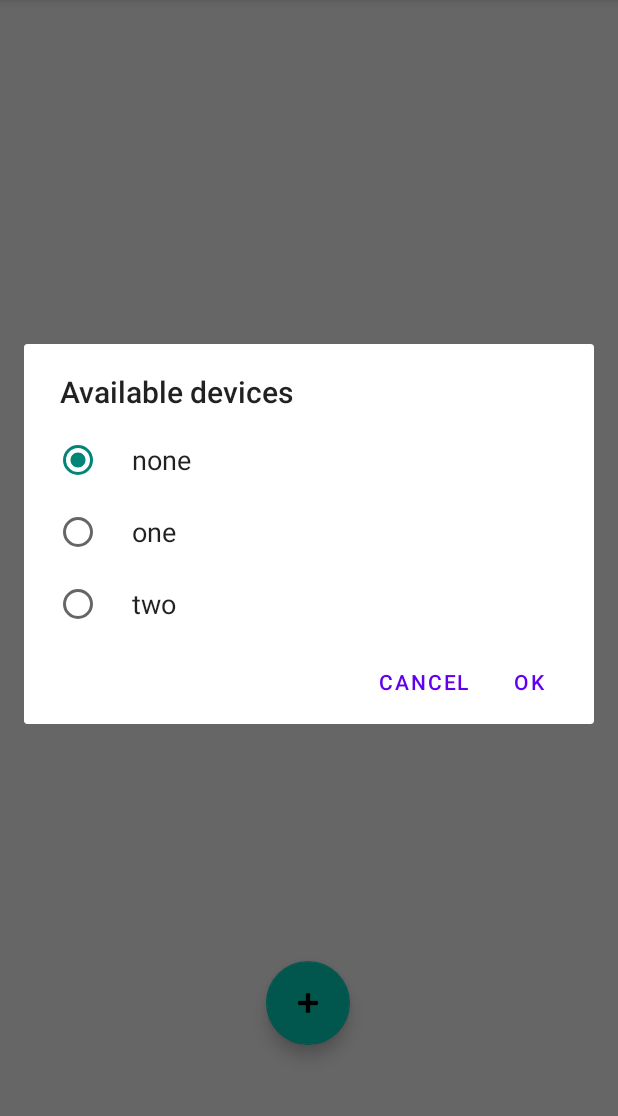
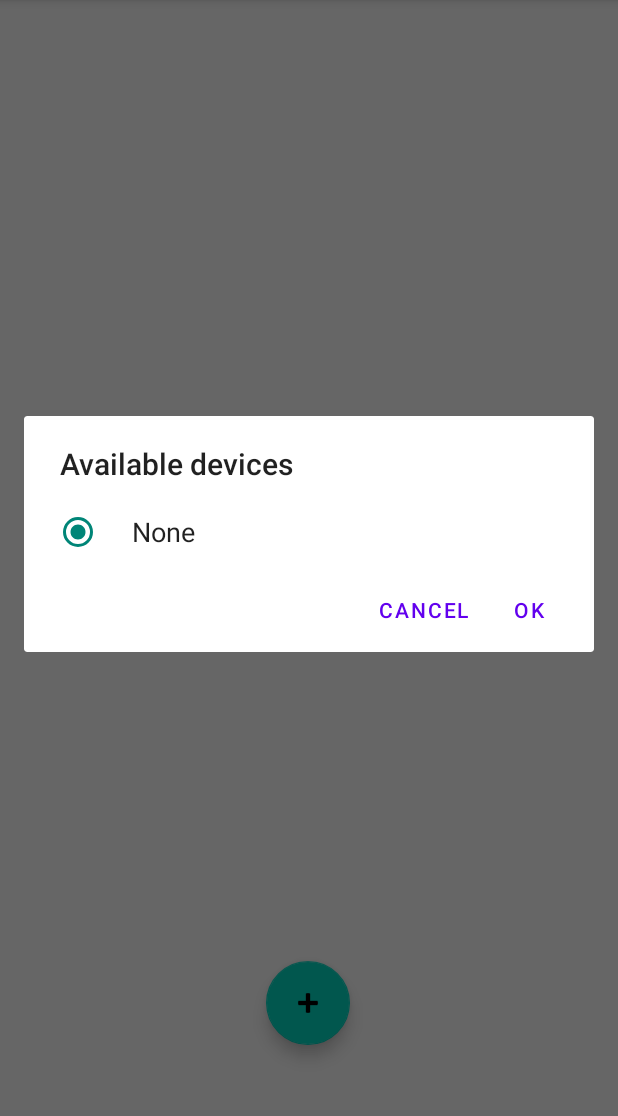
Before and after one commit to PrzemyslawSalek/remote_controller, an Android app: the screen it shows after launch (MainActivity), after a tap on "Bluetooth", on a phone screen of 412 x 824 dp, the part 84-1200 px from its top. Run offline under Robolectric (Android 15) with nearby library versions, the phone set to English and light mode, and no system bars; our stand-ins replace navigation-ui; libraries missing offline, so code that uses them is left out: com.j256.ormlite; 2 statements that could not run were skipped.

Commit message:
Bluetooth pairedDevices

```diff
--- a/app/app/src/main/AndroidManifest.xml
+++ b/app/app/src/main/AndroidManifest.xml
@@ -1,6 +1,8 @@
 <?xml version="1.0" encoding="utf-8"?>
 <manifest xmlns:android="http://schemas.android.com/apk/res/android"
     package="com.app.remote_controller_app">
+
+    <uses-permission android:name="android.permission.BLUETOOTH" />
 
     <application
         android:allowBackup="true"
--- a/app/app/src/main/java/com/app/remote_controller_app/MainActivity.java
+++ b/app/app/src/main/java/com/app/remote_controller_app/MainActivity.java
@@ -1,6 +1,8 @@
 package com.app.remote_controller_app;
 
 import android.app.AlertDialog;
+import android.bluetooth.BluetoothAdapter;
+import android.bluetooth.BluetoothDevice;
 import android.content.DialogInterface;
 import android.content.SharedPreferences;
 import android.content.res.Configuration;
@@ -12,19 +14,16 @@ import android.util.Log;
 import android.view.Menu;
 import android.view.MenuItem;
 import android.view.Window;
-import android.widget.Toast;
 
 import androidx.appcompat.app.AppCompatActivity;
 import androidx.appcompat.widget.Toolbar;
 import androidx.navigation.NavController;
 import androidx.navigation.Navigation;
-import androidx.navigation.fragment.NavHostFragment;
 import androidx.navigation.ui.NavigationUI;
 import android.preference.PreferenceManager;
 
 import com.app.remote_controller_app.database.DatabaseHelper;
 import com.app.remote_controller_app.database.SerializedControllers;
-import com.app.remote_controller_app.fragments.Opening;
 import com.j256.ormlite.dao.Dao;
 
 import java.lang.reflect.Method;
@@ -32,13 +31,13 @@ import java.sql.SQLException;
 import java.util.ArrayList;
 import java.util.List;
 import java.util.Locale;
+import java.util.Set;
 
 
 public class MainActivity extends AppCompatActivity {
 
     DatabaseHelper db;
     Controller currentSelectedController;
-    String[] devices = {"none", "one", "two"};
     int checkedDevice = 0;
 
     @Override
@@ -90,39 +89,6 @@ public class MainActivity extends AppCompatActivity {
         return true;
     }
 
-    /* Akcje wykonywane po wybraniu odpowiedniego elementu z menu */
-    @Override
-    public boolean onOptionsItemSelected(MenuItem item) {
-        switch (item.getItemId()) {
-            case R.id.bluetooth:
-                AlertDialog.Builder builder = new AlertDialog.Builder(this);
-                builder.setTitle(getString(R.string.label_availableDevices));
-                builder.setSingleChoiceItems(devices, checkedDevice, listenerDeviceChoice);
-                builder.setPositiveButton("OK", listenerDeviceOkButton);
-                builder.setNegativeButton("Cancel", null);
-                AlertDialog dialog = builder.create();
-                dialog.show();
-                return true;
-            case R.id.settingsFragment:
-                NavController navController = Navigation.findNavController(this, R.id.nav_host_fragment);
-                return NavigationUI.onNavDestinationSelected(item, navController) || super.onOptionsItemSelected(item);
-        }
-        return super.onOptionsItemSelected(item);
-    }
-
-    DialogInterface.OnClickListener listenerDeviceChoice= new DialogInterface.OnClickListener() {
-        @Override
-        public void onClick(DialogInterface dialog, int which) {
-        }
-    };
-
-    DialogInterface.OnClickListener listenerDeviceOkButton= new DialogInterface.OnClickListener() {
-        @Override
-        public void onClick(DialogInterface dialog, int which) {
-
-        }
-    };
-
     /* Gdy menu jest otwarte... Wyświetla ikony obok elementów z listy */
     @Override
     public boolean onMenuOpened(int featureId, Menu menu) {
@@ -141,6 +107,53 @@ public class MainActivity extends AppCompatActivity {
         }
         return super.onMenuOpened(featureId, menu);
     }
+
+    /* Akcje wykonywane po wybraniu odpowiedniego elementu z menu */
+    @Override
+    public boolean onOptionsItemSelected(MenuItem item) {
+        switch (item.getItemId()) {
+            case R.id.bluetooth:
+                AlertDialog.Builder builder = new AlertDialog.Builder(this);
+                builder.setTitle(getString(R.string.label_availableDevices));
+                builder.setSingleChoiceItems(getDevicesList(), checkedDevice, listenerDeviceChoice);
+                builder.setPositiveButton(getString(R.string.action_ok), listenerDeviceOkButton);
+                builder.setNegativeButton(getString(R.string.action_cancel), null);
+                AlertDialog dialog = builder.create();
+                dialog.show();
+                return true;
+            case R.id.settingsFragment:
+                NavController navController = Navigation.findNavController(this, R.id.nav_host_fragment);
+                return NavigationUI.onNavDestinationSelected(item, navController) || super.onOptionsItemSelected(item);
+        }
+        return super.onOptionsItemSelected(item);
+    }
+
+    /* Metoda zwracająca tablice sparowanych urządzeń */
+    private String[] getDevicesList() {
+        BluetoothAdapter mBluetoothAdapter = BluetoothAdapter.getDefaultAdapter();
+        Set<BluetoothDevice> pairedDevices = mBluetoothAdapter.getBondedDevices();
+
+        List<String> devicesList = new ArrayList<String>();
+        devicesList.add(getString(R.string.label_none));
+        for(BluetoothDevice bt : pairedDevices)
+            devicesList.add(bt.getName());
+        return devicesList.toArray(new String[devicesList.size()]);
+    }
+
+    /* Co się dzieje gdy wybierzesz opcje z listy urządzeń */
+    DialogInterface.OnClickListener listenerDeviceChoice = new DialogInterface.OnClickListener() {
+        @Override
+        public void onClick(DialogInterface dialog, int which) {
+        }
+    };
+
+    /* Co się dzieje gdy zatwierdzisz wybór z listy urządzeń */
+    DialogInterface.OnClickListener listenerDeviceOkButton = new DialogInterface.OnClickListener() {
+        @Override
+        public void onClick(DialogInterface dialog, int which) {
+
+        }
+    };
 
     /* -------------- Controller  ------------------ */
 
--- a/app/app/src/main/java/com/app/remote_controller_app/fragments/ControllerMenu.java
+++ b/app/app/src/main/java/com/app/remote_controller_app/fragments/ControllerMenu.java
@@ -38,6 +38,7 @@ public class ControllerMenu extends Fragment {
         return view;
     }
 
+    /* Co się dzieje po wybraniu Edit Mode */
     View.OnClickListener listenerEditMode = new View.OnClickListener() {
         @Override
         public void onClick(View v) {
@@ -45,6 +46,7 @@ public class ControllerMenu extends Fragment {
         }
     };
 
+    /* Co się dzieje po wybraniu Usage Mode */
     View.OnClickListener listenerUsageMode = new View.OnClickListener() {
         @Override
         public void onClick(View v) {
@@ -52,6 +54,7 @@ public class ControllerMenu extends Fragment {
         }
     };
 
+    /* Co się dzieje po wybraniu Delete */
     View.OnClickListener listenerDelete = new View.OnClickListener() {
         @Override
         public void onClick(View v) {
--- a/app/app/src/main/java/com/app/remote_controller_app/fragments/EditMode.java
+++ b/app/app/src/main/java/com/app/remote_controller_app/fragments/EditMode.java
@@ -43,6 +43,7 @@ public class EditMode extends Fragment {
         }
     };
 
+    /* Co się dzieje po kliknięciu przycisku do wyboru komponentów */
     View.OnClickListener listenerComponentSelection = new View.OnClickListener() {
         @Override
         public void onClick(View v) {
--- a/app/app/src/main/java/com/app/remote_controller_app/fragments/Opening.java
+++ b/app/app/src/main/java/com/app/remote_controller_app/fragments/Opening.java
@@ -64,8 +64,8 @@ public class Opening extends Fragment {
             dialogLayout = getLayoutInflater().inflate(R.layout.dialog_add_controller_layout, null);
 
             builder.setView(dialogLayout);
-            builder.setPositiveButton("OK", listenerButtonCreation);
-            builder.setNegativeButton("Cancel", null);
+            builder.setPositiveButton(getString(R.string.action_ok), listenerButtonCreation);
+            builder.setNegativeButton(getString(R.string.action_cancel), null);
 
             AlertDialog dialog = builder.create();
             dialog.show();
--- a/app/app/src/main/res/values/strings.xml
+++ b/app/app/src/main/res/values/strings.xml
@@ -40,5 +40,8 @@
     <string name="label_ComponentSelection">Component Selection</string>
     <string name="label_ComponentOptions">Component Options</string>
     <string name="label_availableDevices">Available devices</string>
+    <string name="label_none">None</string>
+    <string name="action_cancel">Cancel</string>
+    <string name="action_ok" translatable="false">Ok</string>
 
 </resources>
```
Also changed, not shown: 1 other file.
